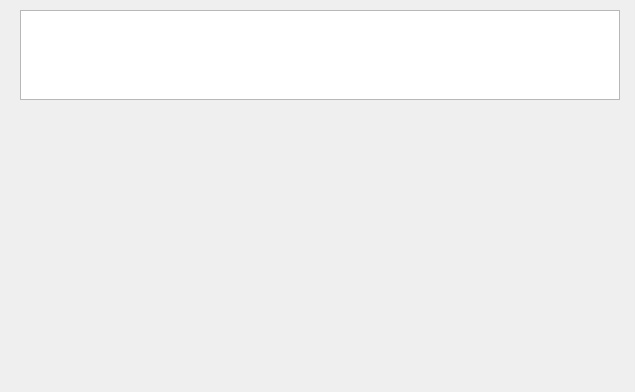
The window that src/mainview/mainwindow.ui (wisaly/taikosanro) describes before a commit, drawn with Qt 5.
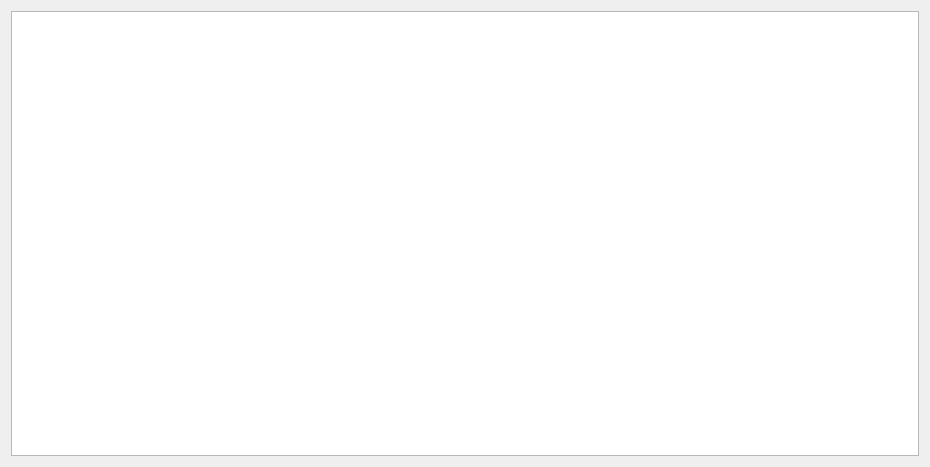
The same window after the commit.

Commit message: implement taikoitem & fix select view bugs

```diff
--- a/src/mainview/mainwindow.ui
+++ b/src/mainview/mainwindow.ui
@@ -6,23 +6,18 @@
    <rect>
     <x>0</x>
     <y>0</y>
-    <width>635</width>
-    <height>392</height>
+    <width>930</width>
+    <height>467</height>
    </rect>
   </property>
   <property name="windowTitle">
    <string>MainWindow</string>
   </property>
-  <widget class="QGraphicsView" name="graphicsView">
-   <property name="geometry">
-    <rect>
-     <x>20</x>
-     <y>10</y>
-     <width>600</width>
-     <height>90</height>
-    </rect>
-   </property>
-  </widget>
+  <layout class="QVBoxLayout" name="verticalLayout">
+   <item>
+    <widget class="QGraphicsView" name="graphicsView"/>
+   </item>
+  </layout>
  </widget>
  <layoutdefault spacing="6" margin="11"/>
  <resources/>
```
The commit also changes 21 other files.
